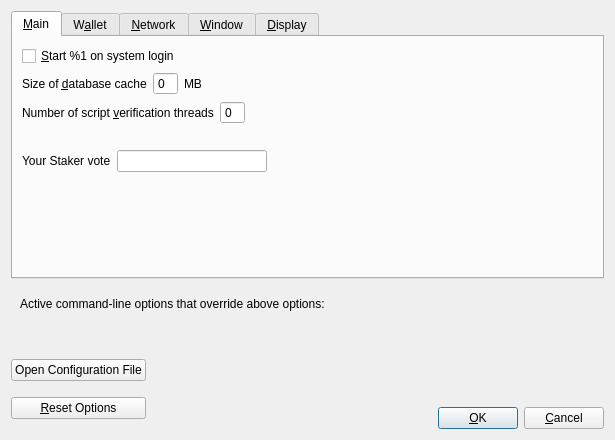
Above: src/qt/forms/optionsdialog.ui from navcoin/navcoin-core before the change. Below: the same form after it.
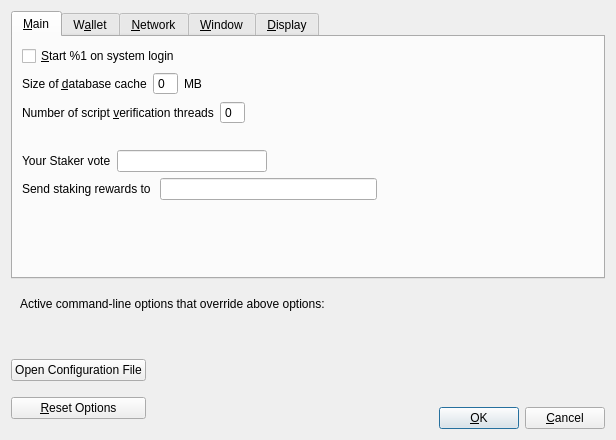
That is the form after the change. Custom widgets are drawn as their Qt base class.

Commit message: adds text field in settings ui to send stakes to a different address

Diff of the .ui file:
```diff
--- a/src/qt/forms/optionsdialog.ui
+++ b/src/qt/forms/optionsdialog.ui
@@ -6,7 +6,7 @@
    <rect>
     <x>0</x>
     <y>0</y>
-    <width>615</width>
+    <width>616</width>
     <height>440</height>
    </rect>
   </property>
@@ -190,6 +190,33 @@
          </item>
         </layout>
        </item>
+       <item>
+        <layout class="QHBoxLayout" name="horizontalLayout_4">
+         <item>
+          <widget class="QLabel" name="rewardsLabel">
+           <property name="text">
+            <string>Send staking rewards to </string>
+           </property>
+          </widget>
+         </item>
+         <item>
+          <widget class="QLineEdit" name="rewardsTextField"/>
+         </item>
+         <item>
+          <spacer name="horizontalSpacer_3">
+           <property name="orientation">
+            <enum>Qt::Horizontal</enum>
+           </property>
+           <property name="sizeHint" stdset="0">
+            <size>
+             <width>40</width>
+             <height>20</height>
+            </size>
+           </property>
+          </spacer>
+         </item>
+        </layout>
+       </item>
        <item>
         <spacer name="verticalSpacer_Main">
          <property name="orientation">
```
Left out of the diff: 12 changed lines with no effect on the pictures. The commit also changes 1 other file.
